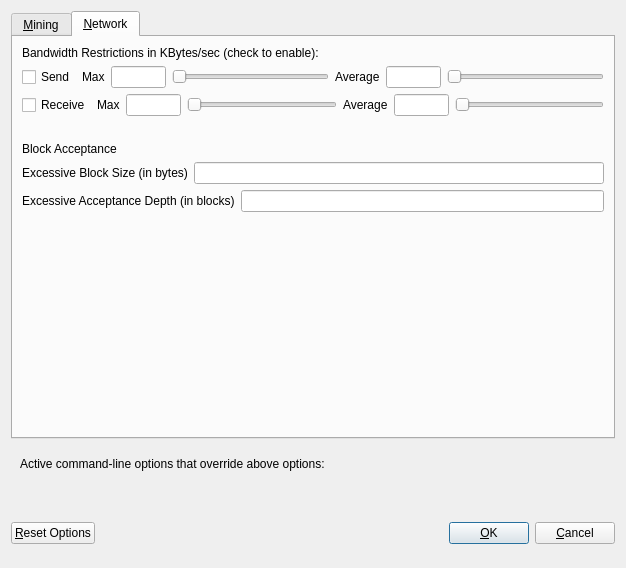
This is src/qt/forms/unlimited.ui in Pyrrha-Foundation/pyrrha-coin as Qt 5 draws it before an edit. The edited form follows.
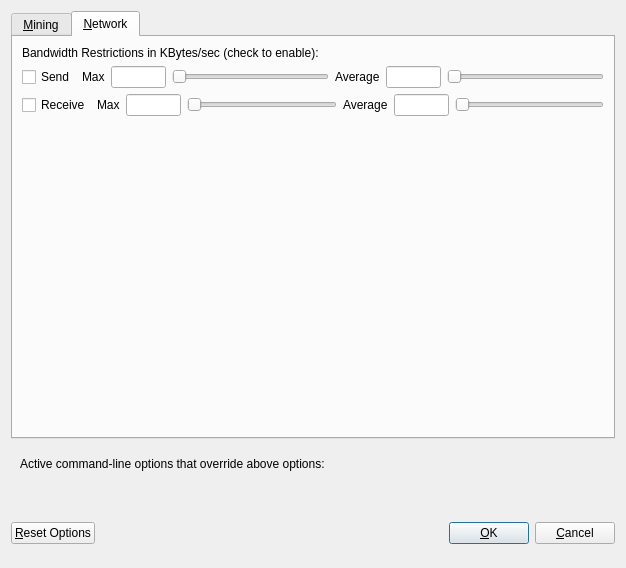
This is the edited form. The open tabs and pages were chosen to show the change.

Commit message: Remove excessiveBlockSize and Acceptance Depth from QT

```diff
--- a/src/qt/forms/unlimited.ui
+++ b/src/qt/forms/unlimited.ui
@@ -215,55 +215,6 @@
          </property>
         </widget>
        </item>
-       <item>
-        <widget class="QLabel" name="label">
-         <property name="text">
-          <string>Block Acceptance</string>
-         </property>
-        </widget>
-       </item>
-       <item>
-        <layout class="QHBoxLayout" name="horizontalLayout_2">
-         <item>
-          <widget class="QLabel" name="label_3">
-           <property name="text">
-            <string>Excessive Block Size (in bytes)</string>
-           </property>
-            <property name="toolTip">
-              <string>Blocks above this size will be considered &quot;excessive&quot;.  That is, they will not be relayed or become part of the active chain until &quot;Excessive Acceptance&quot; blocks have been mined on top of them.</string>
-            </property>
-          </widget>
-         </item>
-         <item>
-          <widget class="QLineEdit" name="excessiveBlockSize">
-           <property name="toolTip">
-             <string>Blocks above this size will be considered &quot;excessive&quot;.  That is, they will not be relayed or become part of the active chain until &quot;Excessive Acceptance&quot; blocks have been mined on top of them.</string>
-           </property>
-          </widget>
-         </item>
-        </layout>
-       </item>
-       <item>
-        <layout class="QHBoxLayout" name="horizontalLayout">
-         <item>
-          <widget class="QLabel" name="label_4">
-           <property name="toolTip">
-             <string>An excessive block normally blocks a chain from being accepted.  However, if the chain grows deeper than this accept the excessive block (and the chain).</string>
-           </property>
-           <property name="text">
-            <string>Excessive Acceptance Depth (in blocks)</string>
-           </property>
-          </widget>
-         </item>
-         <item>
-           <widget class="QLineEdit" name="excessiveAcceptDepth">
-             <property name="toolTip">
-               <string>An excessive block normally blocks a chain from being accepted.  However, if the chain grows deeper than this accept the excessive block (and the chain).</string>
-             </property>
-           </widget>
-         </item>
-        </layout>
-       </item>
        <item>
         <spacer name="verticalSpacer_Network">
          <property name="orientation">
```
The commit also changes 2 other files.
